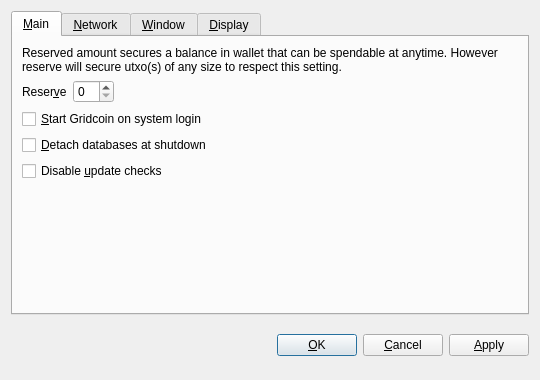
Before: the Qt Designer form src/qt/forms/optionsdialog.ui in gridcoin-community/Gridcoin-Research, drawn with Qt 5.
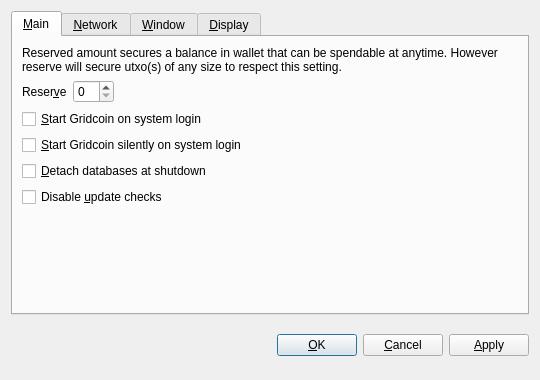
After: the same form once the commit is applied. Custom widgets are drawn as their Qt base class.

Diff of the .ui file:
```diff
--- a/src/qt/forms/optionsdialog.ui
+++ b/src/qt/forms/optionsdialog.ui
@@ -86,6 +86,16 @@
          </property>
         </widget>
        </item>
+       <item>
+        <widget class="QCheckBox" name="gridcoinAtStartupminimised">
+         <property name="toolTip">
+          <string>Chooses to hide the wallet on startup.</string>
+         </property>
+         <property name="text">
+          <string>&amp;Start Gridcoin silently on system login</string>
+         </property>
+        </widget>
+       </item>
        <item>
         <widget class="QCheckBox" name="detachDatabases">
          <property name="toolTip">
```
